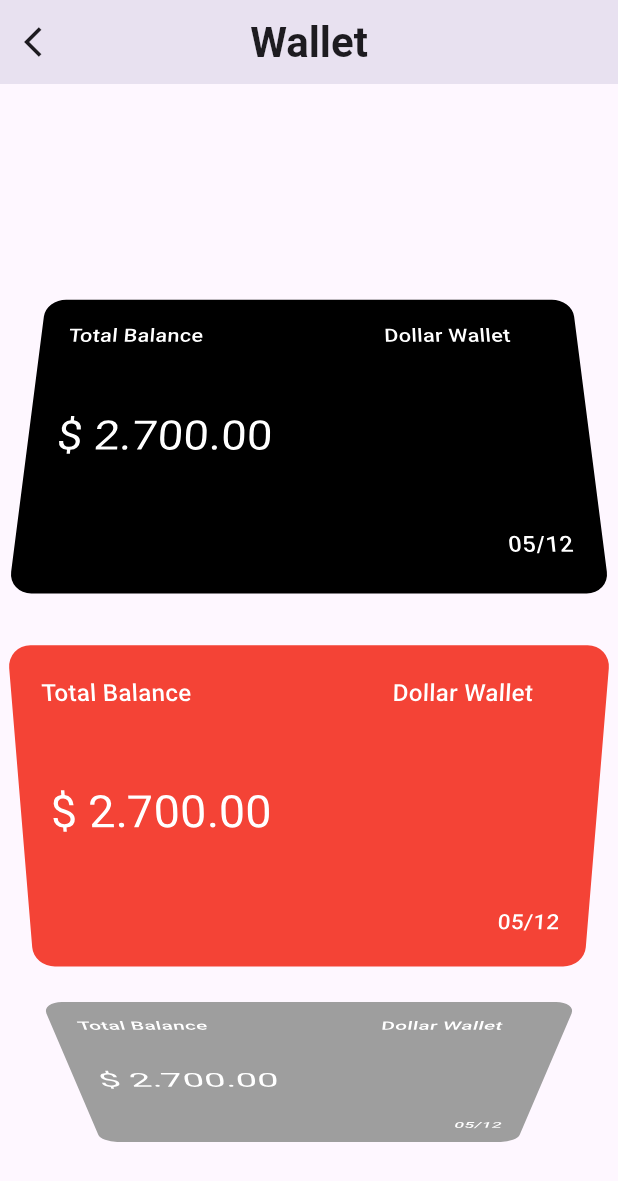
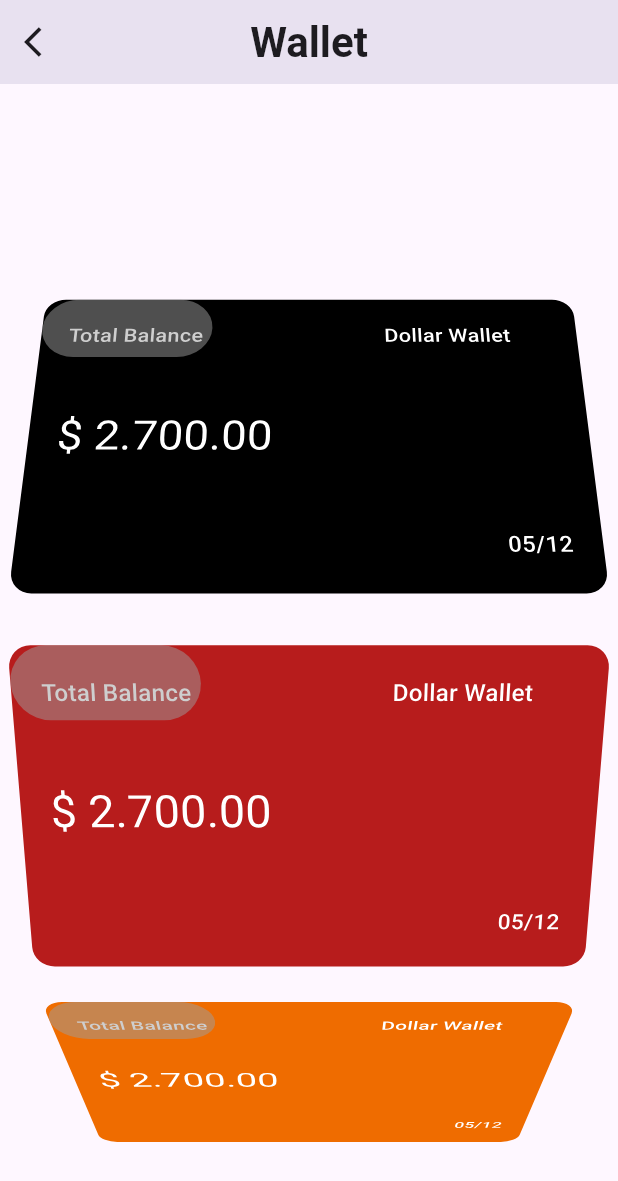
Before and after one commit to alyfadhel/wallet, a Flutter app: the screen it shows after launch, on a phone screen of 412 x 824 dp. Shown: the top 1181 px of the screen. Run offline on Flutter 3.47's test engine with Material 3 defaults, Android fonts, the phone set to English and light mode, and no system bars; our stand-ins replace local_auth.

Commit message:
finish ui

```diff
--- a/lib/modules/my_card/card_screen.dart
+++ b/lib/modules/my_card/card_screen.dart
@@ -1,7 +1,6 @@
 import 'package:flutter/material.dart';
 import 'package:wallet/modules/auth_page/auth_screen.dart';
 import 'package:wallet/widgets/my_container.dart';
-
 
 class CardScreen extends StatelessWidget {
   const CardScreen({super.key});
@@ -21,11 +20,7 @@ class CardScreen extends StatelessWidget {
         ),
         title: Text(
           'Wallet',
-          style: Theme
-              .of(context)
-              .textTheme
-              .headlineMedium!
-              .copyWith(
+          style: Theme.of(context).textTheme.headlineMedium!.copyWith(
                 fontWeight: FontWeight.bold,
               ),
         ),
@@ -35,28 +30,23 @@ class CardScreen extends StatelessWidget {
         controller: controller,
         children: List.generate(
           5,
-              (index) => buildCardList(context,index),
+          (index) => buildCardList(context, index),
         ).toList(),
       ),
     );
   }
 }
 
-
-
-
-
-
 Widget buildCardList(context, int index) {
-  final chooseColor=[
+  final chooseColor = [
     Colors.black,
-    Colors.red,
-    Colors.grey,
-    Colors.blue,
-    Colors.green
+    Colors.red[900],
+    Colors.orange[800],
+    Colors.blue[900],
+    Colors.green[700]
   ];
-  return  InkWell(
-    onTap: (){
+  return InkWell(
+    onTap: () {
       Navigator.push(
         context,
         MaterialPageRoute(
@@ -66,7 +56,9 @@ Widget buildCardList(context, int index) {
     },
     child: Padding(
       padding: const EdgeInsets.all(10.0),
-      child: MyContainer(
+      child: Stack(
+        children: [
+          MyContainer(
             decoration: BoxDecoration(
               borderRadius: BorderRadius.circular(
                 15.0,
@@ -83,8 +75,7 @@ Widget buildCardList(context, int index) {
                       Expanded(
                         child: Text(
                           'Total Balance',
-                      style: Theme
-                          .of(context)
+                          style: Theme.of(context)
                               .textTheme
                               .titleMedium!
                               .copyWith(color: Colors.white),
@@ -96,8 +87,7 @@ Widget buildCardList(context, int index) {
                       Expanded(
                         child: Text(
                           'Dollar Wallet',
-                      style: Theme
-                          .of(context)
+                          style: Theme.of(context)
                               .textTheme
                               .titleMedium!
                               .copyWith(color: Colors.white),
@@ -110,11 +100,7 @@ Widget buildCardList(context, int index) {
                   ),
                   Text(
                     '\$ 2.700.00',
-                style: Theme
-                    .of(context)
-                    .textTheme
-                    .headlineLarge!
-                    .copyWith(
+                    style: Theme.of(context).textTheme.headlineLarge!.copyWith(
                           color: Colors.white,
                         ),
                   ),
@@ -125,11 +111,7 @@ Widget buildCardList(context, int index) {
                     alignment: AlignmentDirectional.topEnd,
                     child: Text(
                       '05/12',
-                  style: Theme
-                      .of(context)
-                      .textTheme
-                      .titleMedium!
-                      .copyWith(
+                      style: Theme.of(context).textTheme.titleMedium!.copyWith(
                             color: Colors.white,
                           ),
                     ),
@@ -138,6 +120,20 @@ Widget buildCardList(context, int index) {
               ),
             ),
           ),
+          MyContainer(
+            width: 125,
+            height: 50,
+            decoration: BoxDecoration(
+              color: Colors.grey.withOpacity(
+                .5,
+              ),
+              borderRadius: BorderRadius.circular(
+                50,
+              ),
+            ),
+          ),
+        ],
+      ),
     ),
   );
 }
```
Lines whose indentation alone changed are shown as unchanged.
